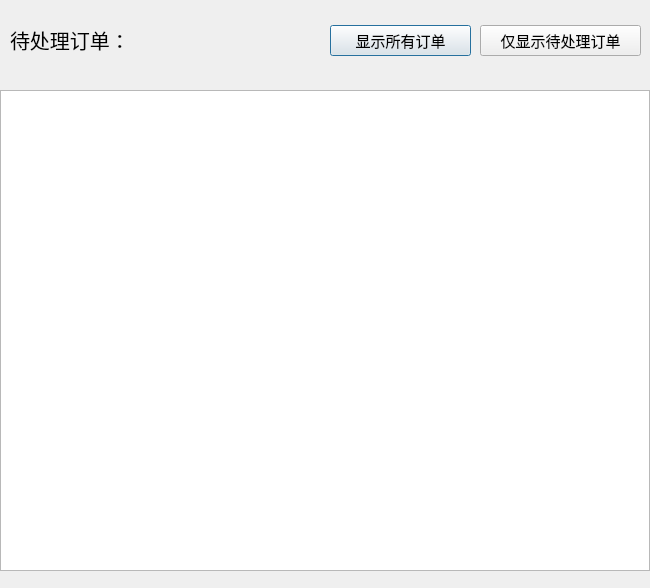
First picture: the form in dlg_order.ui, repository ziho719/HMS, before the edit.
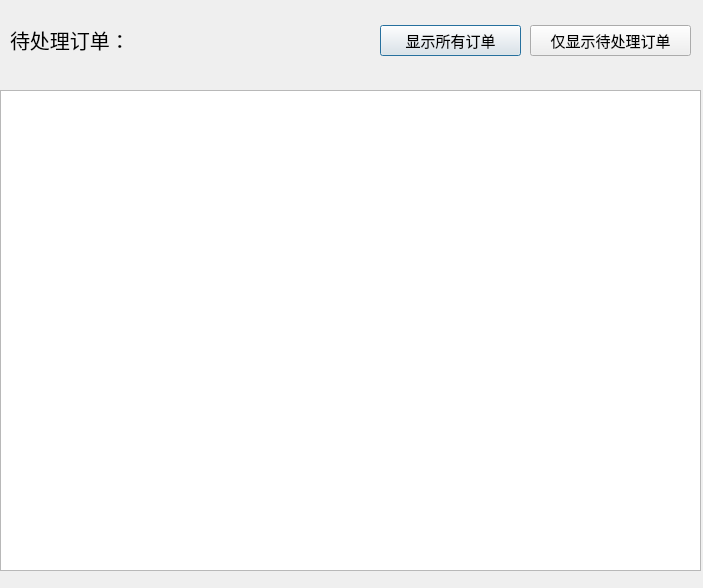
Second picture: the form after the edit.

Commit message: order功能正式上线 接下来是管理酒店功能

```diff
--- a/dlg_order.ui
+++ b/dlg_order.ui
@@ -6,7 +6,7 @@
    <rect>
     <x>0</x>
     <y>0</y>
-    <width>650</width>
+    <width>703</width>
     <height>588</height>
    </rect>
   </property>
@@ -37,7 +37,7 @@
     <rect>
      <x>0</x>
      <y>90</y>
-     <width>650</width>
+     <width>701</width>
      <height>481</height>
     </rect>
    </property>
@@ -45,7 +45,7 @@
   <widget class="QPushButton" name="pBtn_all">
    <property name="geometry">
     <rect>
-     <x>330</x>
+     <x>380</x>
      <y>25</y>
      <width>141</width>
      <height>31</height>
@@ -63,7 +63,7 @@
   <widget class="QPushButton" name="pBtn_need">
    <property name="geometry">
     <rect>
-     <x>480</x>
+     <x>530</x>
      <y>25</y>
      <width>161</width>
      <height>31</height>
```
The commit also changes 13 other files.
